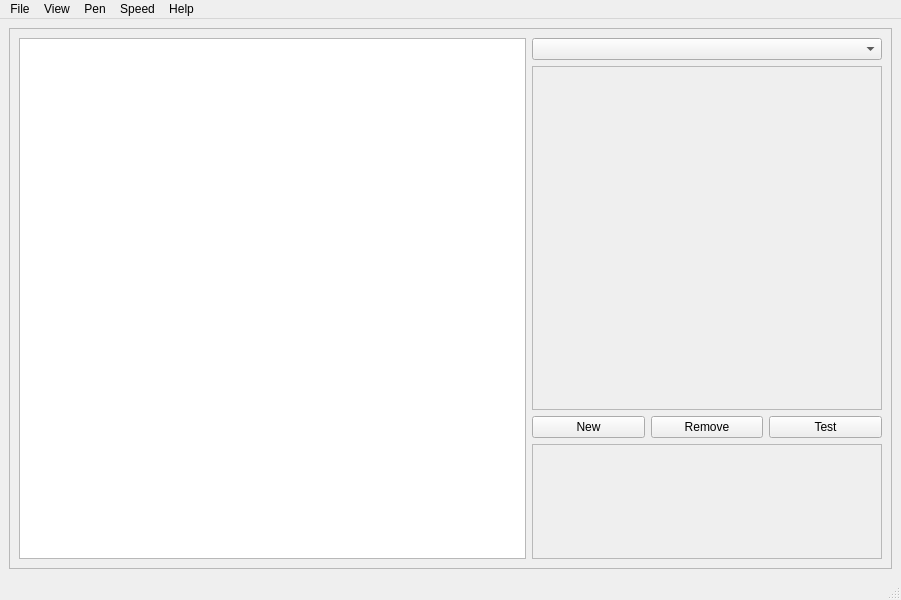
Above: data/ui/pynguin.ui from aresnick/pynguin before the change. Below: the same form after it.
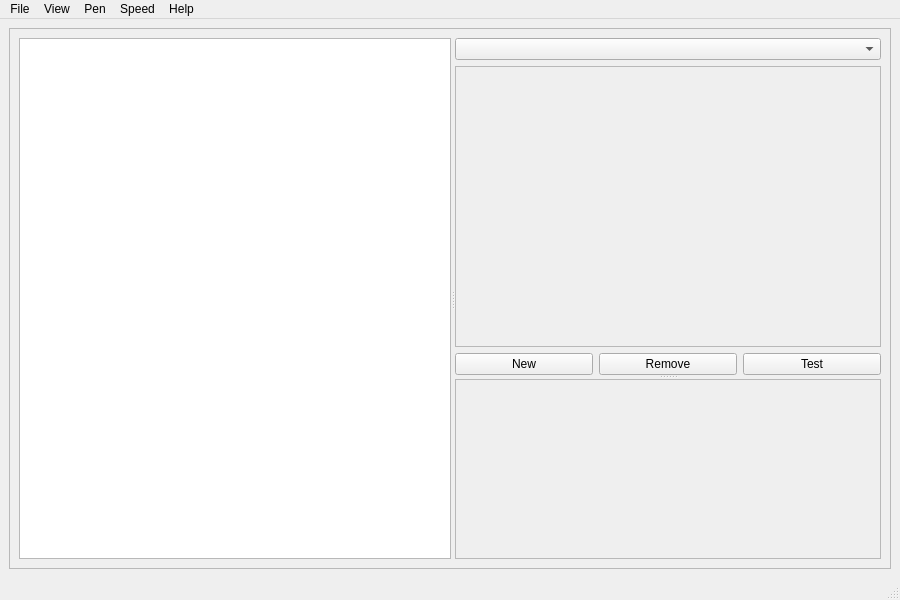
That is the form after the change.

Commit message: add splitters to make area sizes adjustable

Diff of the .ui file:
```diff
--- a/data/ui/pynguin.ui
+++ b/data/ui/pynguin.ui
@@ -6,7 +6,7 @@
    <rect>
     <x>0</x>
     <y>0</y>
-    <width>901</width>
+    <width>900</width>
     <height>600</height>
    </rect>
   </property>
@@ -14,7 +14,7 @@
    <string>MainWindow</string>
   </property>
   <widget class="QWidget" name="centralwidget">
-   <layout class="QHBoxLayout" name="horizontalLayout">
+   <layout class="QVBoxLayout" name="verticalLayout_2">
     <item>
      <widget class="QFrame" name="frame">
       <property name="frameShape">
@@ -23,23 +23,49 @@
       <property name="frameShadow">
        <enum>QFrame::Raised</enum>
       </property>
-      <layout class="QHBoxLayout" name="horizontalLayout_2">
+      <layout class="QHBoxLayout" name="horizontalLayout">
        <item>
+        <widget class="QSplitter" name="wsplitter">
+         <property name="orientation">
+          <enum>Qt::Horizontal</enum>
+         </property>
         <widget class="QGraphicsView" name="view"/>
-       </item>
+         <widget class="QSplitter" name="rsplitter">
+          <property name="orientation">
+           <enum>Qt::Vertical</enum>
+          </property>
+          <widget class="QWidget" name="">
+           <layout class="QVBoxLayout" name="verticalLayout">
        <item>
-        <layout class="QVBoxLayout" name="rsl">
-         <item>
-          <widget class="QComboBox" name="mselect"/>
-         </item>
-         <item>
-          <widget class="QFrame" name="edframe">
-           <property name="minimumSize">
+             <widget class="QComboBox" name="mselect">
+              <property name="baseSize">
             <size>
              <width>350</width>
              <height>0</height>
             </size>
            </property>
+             </widget>
+            </item>
+            <item>
+             <widget class="QFrame" name="edframe">
+              <property name="sizePolicy">
+               <sizepolicy hsizetype="Preferred" vsizetype="Preferred">
+                <horstretch>0</horstretch>
+                <verstretch>1</verstretch>
+               </sizepolicy>
+              </property>
+              <property name="minimumSize">
+               <size>
+                <width>0</width>
+                <height>0</height>
+               </size>
+              </property>
+              <property name="baseSize">
+               <size>
+                <width>0</width>
+                <height>400</height>
+               </size>
+              </property>
            <property name="frameShape">
             <enum>QFrame::StyledPanel</enum>
            </property>
@@ -73,18 +99,31 @@
            </item>
           </layout>
          </item>
-         <item>
+           </layout>
+          </widget>
           <widget class="QFrame" name="interpreterframe">
+           <property name="sizePolicy">
+            <sizepolicy hsizetype="Preferred" vsizetype="Preferred">
+             <horstretch>0</horstretch>
+             <verstretch>0</verstretch>
+            </sizepolicy>
+           </property>
            <property name="minimumSize">
             <size>
              <width>0</width>
-             <height>115</height>
+             <height>0</height>
             </size>
            </property>
            <property name="maximumSize">
             <size>
              <width>16777215</width>
-             <height>115</height>
+             <height>400</height>
+            </size>
+           </property>
+           <property name="baseSize">
+            <size>
+             <width>0</width>
+             <height>250</height>
             </size>
            </property>
            <property name="frameShape">
@@ -94,8 +133,8 @@
             <enum>QFrame::Raised</enum>
            </property>
           </widget>
-         </item>
-        </layout>
+         </widget>
+        </widget>
        </item>
       </layout>
      </widget>
@@ -107,7 +146,7 @@
     <rect>
      <x>0</x>
      <y>0</y>
-     <width>901</width>
+     <width>900</width>
      <height>26</height>
     </rect>
    </property>
```
Left out of the diff: 128 changed lines with no effect on the pictures. Lines whose indentation alone changed are shown as unchanged. The commit also changes 1 other file.
